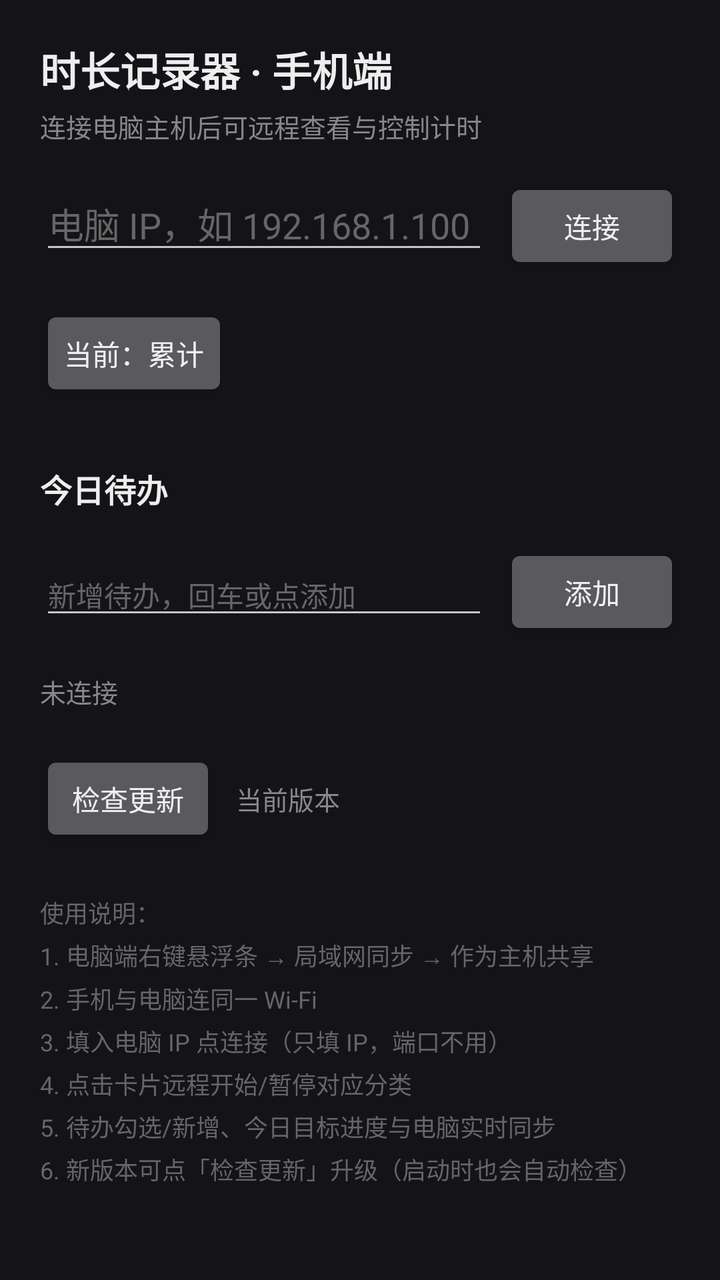
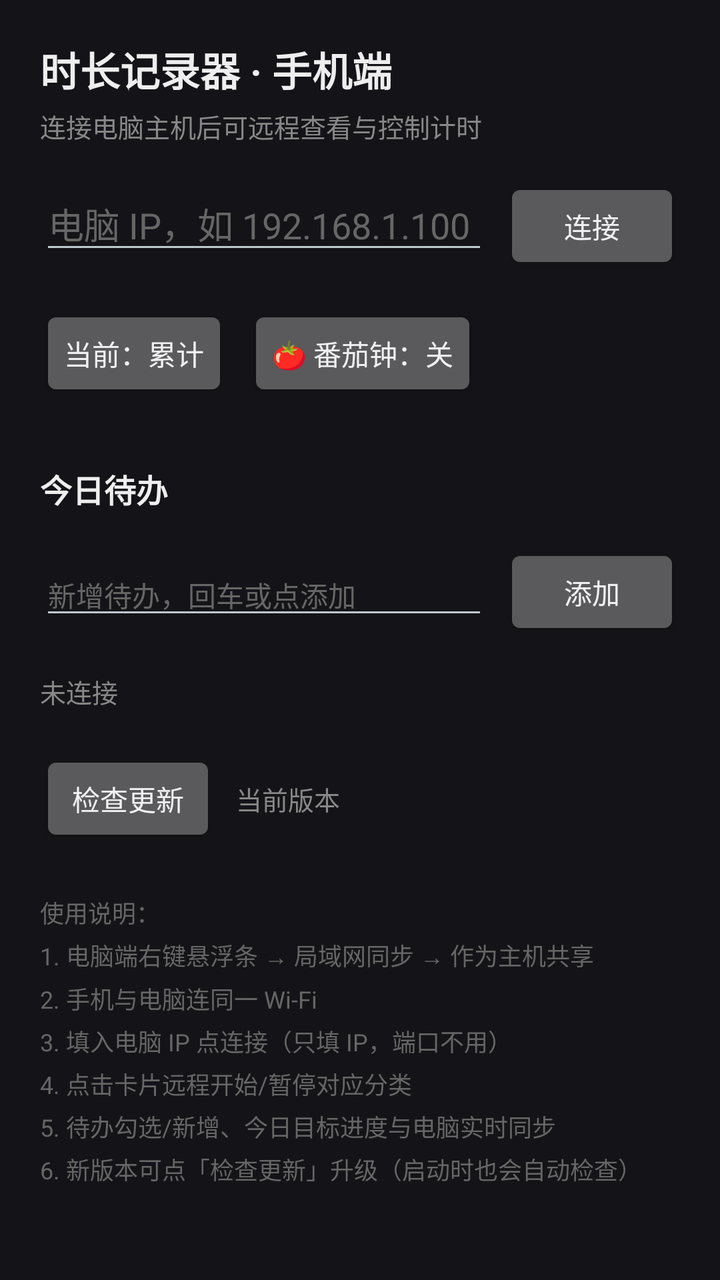

An Android layout rendered at two revisions. The XML below is the earlier revision; the diff shows what the commit changed to produce the second picture.
<!-- AndroidManifest.xml: application theme android:Theme.DeviceDefault.NoActionBar -->
<!-- res/layout/activity_main.xml -->
<?xml version="1.0" encoding="utf-8"?>
<ScrollView xmlns:android="http://schemas.android.com/apk/res/android"
    android:layout_width="match_parent"
    android:layout_height="match_parent"
    android:background="#141418"
    android:fillViewport="true">

    <LinearLayout
        android:layout_width="match_parent"
        android:layout_height="wrap_content"
        android:orientation="vertical"
        android:padding="20dp">

        <TextView
            android:layout_width="wrap_content"
            android:layout_height="wrap_content"
            android:text="时长记录器 · 手机端"
            android:textColor="#EEEEEE"
            android:textSize="20sp"
            android:textStyle="bold" />

        <TextView
            android:layout_width="wrap_content"
            android:layout_height="wrap_content"
            android:layout_marginTop="4dp"
            android:text="连接电脑主机后可远程查看与控制计时"
            android:textColor="#888888"
            android:textSize="13sp" />

        <LinearLayout
            android:layout_width="match_parent"
            android:layout_height="wrap_content"
            android:layout_marginTop="16dp"
            android:orientation="horizontal">

            <EditText
                android:id="@+id/host_edit"
                android:layout_width="0dp"
                android:layout_height="wrap_content"
                android:layout_weight="1"
                android:hint="电脑 IP，如 192.168.1.100（只填 IP，端口不用）"
                android:inputType="text"
                android:textColor="#EEEEEE"
                android:textColorHint="#666666" />

            <Button
                android:id="@+id/connect_btn"
                android:layout_width="wrap_content"
                android:layout_height="wrap_content"
                android:layout_marginStart="8dp"
                android:text="连接" />
        </LinearLayout>

        
        <Button
            android:id="@+id/mode_btn"
            android:layout_width="wrap_content"
            android:layout_height="wrap_content"
            android:layout_marginTop="16dp"
            android:text="当前：累计" />

        
        <LinearLayout
            android:id="@+id/cards"
            android:layout_width="match_parent"
            android:layout_height="wrap_content"
            android:layout_marginTop="12dp"
            android:orientation="vertical" />

        <TextView
            android:layout_width="wrap_content"
            android:layout_height="wrap_content"
            android:layout_marginTop="20dp"
            android:text="今日待办"
            android:textColor="#EEEEEE"
            android:textSize="16sp"
            android:textStyle="bold" />

        <LinearLayout
            android:id="@+id/todo_list"
            android:layout_width="match_parent"
            android:layout_height="wrap_content"
            android:layout_marginTop="8dp"
            android:orientation="vertical" />

        <LinearLayout
            android:layout_width="match_parent"
            android:layout_height="wrap_content"
            android:layout_marginTop="8dp"
            android:gravity="center_vertical"
            android:orientation="horizontal">

            <EditText
                android:id="@+id/todo_edit"
                android:layout_width="0dp"
                android:layout_height="wrap_content"
                android:layout_weight="1"
                android:hint="新增待办，回车或点添加"
                android:inputType="text"
                android:textColor="#EEEEEE"
                android:textColorHint="#666666"
                android:textSize="14sp" />

            <Button
                android:id="@+id/todo_add_btn"
                android:layout_width="wrap_content"
                android:layout_height="wrap_content"
                android:layout_marginStart="8dp"
                android:text="添加" />
        </LinearLayout>

        <TextView
            android:id="@+id/status_view"
            android:layout_width="match_parent"
            android:layout_height="wrap_content"
            android:layout_marginTop="16dp"
            android:text="未连接"
            android:textColor="#888888"
            android:textSize="13sp" />

        <LinearLayout
            android:layout_width="match_parent"
            android:layout_height="wrap_content"
            android:layout_marginTop="20dp"
            android:gravity="center_vertical"
            android:orientation="horizontal">

            <Button
                android:id="@+id/update_btn"
                android:layout_width="wrap_content"
                android:layout_height="wrap_content"
                android:text="检查更新" />

            <TextView
                android:id="@+id/update_view"
                android:layout_width="0dp"
                android:layout_height="wrap_content"
                android:layout_marginStart="10dp"
                android:layout_weight="1"
                android:text="当前版本"
                android:textColor="#888888"
                android:textSize="13sp" />
        </LinearLayout>

        <TextView
            android:layout_width="match_parent"
            android:layout_height="wrap_content"
            android:layout_marginTop="24dp"
            android:lineSpacingExtra="4dp"
            android:text="使用说明：\n1. 电脑端右键悬浮条 → 局域网同步 → 作为主机共享\n2. 手机与电脑连同一 Wi-Fi\n3. 填入电脑 IP 点连接（只填 IP，端口不用）\n4. 点击卡片远程开始/暂停对应分类\n5. 待办勾选/新增、今日目标进度与电脑实时同步\n6. 新版本可点「检查更新」升级（启动时也会自动检查）"
            android:textColor="#666666"
            android:textSize="12sp" />
    </LinearLayout>
</ScrollView>
<!-- resources referenced by this layout -->
<resources>

</resources>

<!-- the commit's change to res/layout/activity_main.xml (unified diff, before → after) -->
@@ -52,12 +52,25 @@
         </LinearLayout>
 
         
-        <Button
-            android:id="@+id/mode_btn"
-            android:layout_width="wrap_content"
+        <LinearLayout
+            android:layout_width="match_parent"
             android:layout_height="wrap_content"
             android:layout_marginTop="16dp"
-            android:text="当前：累计" />
+            android:orientation="horizontal">
+
+            <Button
+                android:id="@+id/mode_btn"
+                android:layout_width="wrap_content"
+                android:layout_height="wrap_content"
+                android:text="当前：累计" />
+
+            <Button
+                android:id="@+id/pom_btn"
+                android:layout_width="wrap_content"
+                android:layout_height="wrap_content"
+                android:layout_marginStart="10dp"
+                android:text="🍅 番茄钟：关" />
+        </LinearLayout>
 
         
         <LinearLayout
